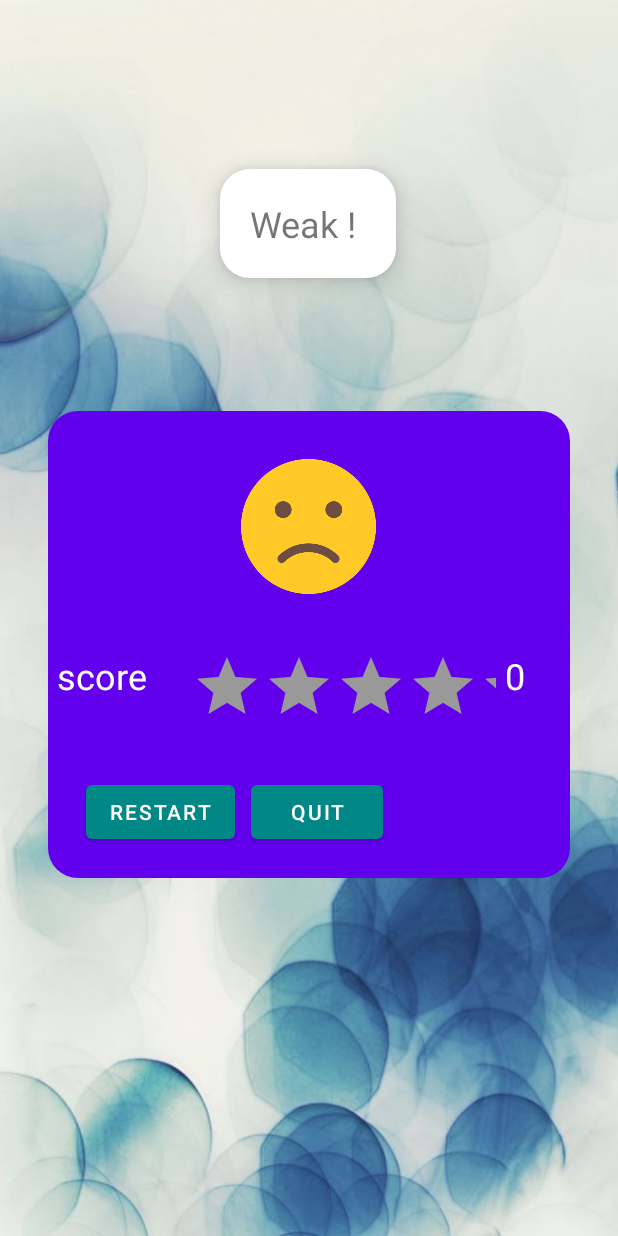
After one commit to ALGHARRASS-AYOUB/QuizApplication, an Android app: the FinalActivity screen opened directly, with no data from a screen before it, on a phone screen of 412 x 824 dp. The commit adds this screen. Run offline under Robolectric (Android 15) with nearby library versions, the phone set to English and light mode, and no system bars.

```diff
--- /dev/null
+++ b/app/src/main/java/com/example/quizapplication/FinalActivity.java
@@ -0,0 +1,69 @@
+package com.example.quizapplication;
+
+import androidx.appcompat.app.AppCompatActivity;
+
+import android.content.Intent;
+import android.content.res.Resources;
+import android.os.Bundle;
+import android.view.View;
+import android.widget.Button;
+import android.widget.ImageView;
+import android.widget.RatingBar;
+import android.widget.TextView;
+
+public class FinalActivity extends AppCompatActivity {
+        TextView message,score_result;
+        Button restart,quit;
+        ImageView icon_result;
+        RatingBar rate;
+        int score;
+        String name;
+        Resources res;
+    @Override
+    protected void onCreate(Bundle savedInstanceState) {
+        super.onCreate(savedInstanceState);
+        setContentView(R.layout.activity_final);
+        rate=findViewById(R.id.score_rating_bar);
+        message=findViewById(R.id.result_message);
+        restart=findViewById(R.id.restart);
+        quit=findViewById(R.id.quit);
+        icon_result=findViewById(R.id.result_icon);
+        score_result=findViewById(R.id.score_result);
+
+        Intent intent   =getIntent();
+        res=getResources();
+        String keyName=res.getString(R.string.name);
+        String keyScore=res.getString(R.string.score_text);
+
+        name= intent.getStringExtra(keyName);
+        score=intent.getIntExtra(keyScore,0);
+        float scoreVal=score*4/100;
+        rate.setRating(scoreVal);
+        if(score>=80 && score<=100){
+            message.setText(" Excellent ! Mr "+name);
+        }
+        else if(score >=50 && score<80){
+            message.setText(" Good ! Mr "+name);
+        }
+        else if(score < 50 && score >= 0) {
+            message.setText("Weak ! ");
+            icon_result.setImageDrawable(getResources().getDrawable(R.drawable.sad_icon_result));
+        }
+        score_result.setText(String.valueOf(intent.getIntExtra(keyScore,0)));
+        restart.setOnClickListener(new View.OnClickListener() {
+            @Override
+            public void onClick(View v) {
+                Intent newGameIntent=new Intent(getApplication(),MainActivity.class);
+                intent.putExtra(keyName,name);
+                startActivity(newGameIntent);
+                finish();
+            }
+        });
+        quit.setOnClickListener(new View.OnClickListener() {
+            @Override
+            public void onClick(View v) {
+                finish();
+            }
+        });
+    }
+}
--- /dev/null
+++ b/app/src/main/res/drawable/background_final_result_activity.xml
@@ -0,0 +1,8 @@
+<?xml version="1.0" encoding="utf-8"?>
+<shape xmlns:android="http://schemas.android.com/apk/res/android"
+    android:shape="rectangle">
+    <solid android:color="@color/purple_500"/>
+
+    <corners android:radius="20dp"/>
+
+</shape>
--- /dev/null
+++ b/app/src/main/res/layout/activity_final.xml
@@ -0,0 +1,119 @@
+<?xml version="1.0" encoding="utf-8"?>
+<androidx.constraintlayout.widget.ConstraintLayout xmlns:android="http://schemas.android.com/apk/res/android"
+    xmlns:app="http://schemas.android.com/apk/res-auto"
+    xmlns:tools="http://schemas.android.com/tools"
+    android:layout_width="match_parent"
+    android:layout_height="match_parent"
+    android:background="@drawable/background_blobs"
+    tools:context=".FinalActivity">
+
+    <TextView
+        android:id="@+id/result_message"
+        android:layout_width="wrap_content"
+        android:layout_height="wrap_content"
+        android:layout_marginTop="32dp"
+        android:layout_marginBottom="8dp"
+        android:background="@drawable/question_number_background"
+        android:elevation="10dp"
+        android:padding="20dp"
+        android:text="@string/result"
+        android:textSize="24dp"
+        app:layout_constraintBottom_toTopOf="@+id/linearLayout"
+        app:layout_constraintEnd_toEndOf="parent"
+        app:layout_constraintHorizontal_bias="0.497"
+        app:layout_constraintStart_toStartOf="parent"
+        app:layout_constraintTop_toTopOf="parent"
+        app:layout_constraintVertical_bias="0.507" />
+
+    <LinearLayout
+        android:id="@+id/linearLayout"
+        android:layout_width="match_parent"
+        android:layout_height="wrap_content"
+        android:layout_marginStart="32dp"
+        android:layout_marginEnd="32dp"
+        android:layout_marginBottom="158dp"
+        android:background="@drawable/background_final_result_activity"
+        android:orientation="vertical"
+        app:layout_constraintBottom_toBottomOf="parent"
+        app:layout_constraintEnd_toEndOf="parent"
+        app:layout_constraintHorizontal_bias="0.0"
+        app:layout_constraintStart_toStartOf="parent"
+        app:layout_constraintTop_toBottomOf="@+id/result_message"
+        tools:ignore="MissingConstraints">
+
+
+        <ImageView
+            android:id="@+id/result_icon"
+            android:layout_width="130dp"
+            android:layout_height="90dp"
+            android:layout_gravity="center"
+            android:layout_margin="32dp"
+            android:layout_weight="0.3"
+            app:srcCompat="@drawable/star" />
+
+        <LinearLayout
+            android:layout_width="match_parent"
+            android:layout_height="wrap_content"
+
+            android:orientation="horizontal"
+            android:padding="6dp"
+            android:weightSum="1">
+
+            <TextView
+
+                android:layout_width="wrap_content"
+                android:layout_height="wrap_content"
+                android:layout_weight="0.4"
+                android:text="@string/score_string"
+                android:textColor="@color/white"
+                android:textSize="24dp" />
+
+            <RatingBar
+                android:id="@+id/score_rating_bar"
+                android:layout_width="wrap_content"
+                android:layout_height="wrap_content"
+                android:layout_marginHorizontal="6dp"
+                android:layout_weight="0.2"
+                android:numStars="4"
+                android:stepSize="0.5"
+                android:progressBackgroundTint="#ff999999"
+                />
+
+            <TextView
+                android:id="@+id/score_result"
+                android:layout_width="wrap_content"
+                android:layout_height="wrap_content"
+                android:layout_weight="0.4"
+                android:text=""
+                android:textColor="@color/white"
+                android:textSize="24dp" />
+
+
+        </LinearLayout>
+
+        <LinearLayout
+            android:layout_width="match_parent"
+            android:layout_height="wrap_content"
+            android:padding="20dp">
+
+            <Button
+                android:id="@+id/restart"
+                android:layout_width="wrap_content"
+
+                android:layout_height="wrap_content"
+                android:layout_marginHorizontal="5dp"
+                android:text="restart" />
+
+            <Button
+                android:id="@+id/quit"
+                android:layout_width="wrap_content"
+                android:layout_height="wrap_content"
+                android:layout_marginHorizontal="5dp"
+                android:text="quit" />
+
+        </LinearLayout>
+
+    </LinearLayout>
+
+
+</androidx.constraintlayout.widget.ConstraintLayout>
--- a/app/src/main/res/layout/activity_main.xml
+++ b/app/src/main/res/layout/activity_main.xml
@@ -78,6 +78,7 @@
                     android:layout_width="match_parent"
                     android:layout_height="wrap_content"
                     android:hint="name"
+                    android:maxLength="20"
                     android:text="@string/name"/>
         </com.google.android.material.textfield.TextInputLayout>
 
--- a/app/src/main/res/values/strings.xml
+++ b/app/src/main/res/values/strings.xml
@@ -12,4 +12,5 @@
     <string name="option_4">option_4</string>
     <string name="option_5">option_5</string>
     <string name="next">next</string>
+    <string name="result" >result here</string>
 </resources>
```
Also changed, not shown: app/src/main/AndroidManifest.xml (+7 -0 lines), app/src/main/java/com/example/quizapplication/MainActivity.java (+8 -3 lines), app/src/main/java/com/example/quizapplication/QuizActivity.java (+71 -18 lines), app/src/main/res/drawable-v24/sad_icon_result.png (added), app/src/main/res/drawable-v24/star.png (added).
